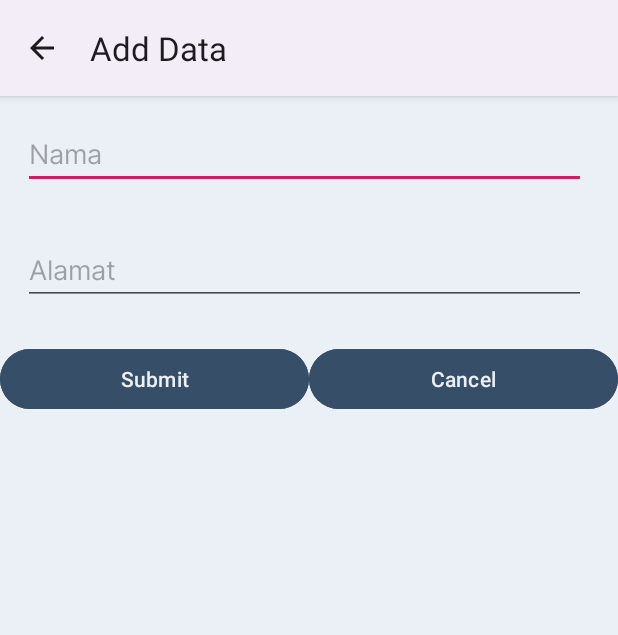
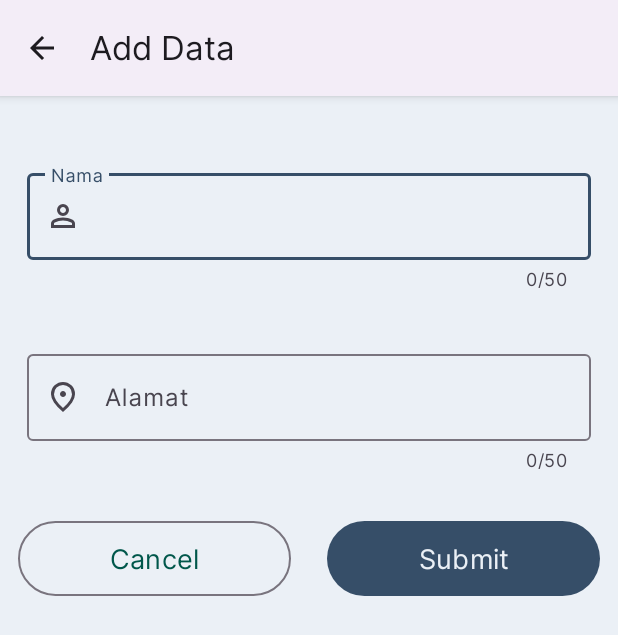
Before and after one commit to fierzahaikkal/pbo_java_android, an Android app: the AddEditActivity screen opened directly, with no data from a screen before it, on a phone screen of 412 x 824 dp. Shown: the top 635 px of the screen. Run offline under Robolectric (Android 15) with nearby library versions, the phone set to English and light mode, and no system bars; 3 statements that could not run were skipped.

Commit message:
feature: membuat act add dan menambahkan style

```diff
--- /dev/null
+++ b/app/src/main/res/drawable/location_on_24px.xml
@@ -0,0 +1,10 @@
+<vector xmlns:android="http://schemas.android.com/apk/res/android"
+    android:width="24dp"
+    android:height="24dp"
+    android:viewportWidth="960"
+    android:viewportHeight="960"
+    android:tint="?attr/colorControlNormal">
+  <path
+      android:fillColor="@android:color/white"
+      android:pathData="M480,480Q513,480 536.5,456.5Q560,433 560,400Q560,367 536.5,343.5Q513,320 480,320Q447,320 423.5,343.5Q400,367 400,400Q400,433 423.5,456.5Q447,480 480,480ZM480,774Q602,662 661,570.5Q720,479 720,408Q720,299 650.5,229.5Q581,160 480,160Q379,160 309.5,229.5Q240,299 240,408Q240,479 299,570.5Q358,662 480,774ZM480,880Q319,743 239.5,625.5Q160,508 160,408Q160,258 256.5,169Q353,80 480,80Q607,80 703.5,169Q800,258 800,408Q800,508 720.5,625.5Q641,743 480,880ZM480,408Q480,408 480,408Q480,408 480,408Q480,408 480,408Q480,408 480,408Q480,408 480,408Q480,408 480,408Q480,408 480,408Q480,408 480,408Z"/>
+</vector>
--- /dev/null
+++ b/app/src/main/res/drawable/person_24px.xml
@@ -0,0 +1,10 @@
+<vector xmlns:android="http://schemas.android.com/apk/res/android"
+    android:width="24dp"
+    android:height="24dp"
+    android:viewportWidth="960"
+    android:viewportHeight="960"
+    android:tint="?attr/colorControlNormal">
+  <path
+      android:fillColor="@android:color/white"
+      android:pathData="M480,480Q414,480 367,433Q320,386 320,320Q320,254 367,207Q414,160 480,160Q546,160 593,207Q640,254 640,320Q640,386 593,433Q546,480 480,480ZM160,800L160,688Q160,654 177.5,625.5Q195,597 224,582Q286,551 350,535.5Q414,520 480,520Q546,520 610,535.5Q674,551 736,582Q765,597 782.5,625.5Q800,654 800,688L800,800L160,800ZM240,720L720,720L720,688Q720,677 714.5,668Q709,659 700,654Q646,627 591,613.5Q536,600 480,600Q424,600 369,613.5Q314,627 260,654Q251,659 245.5,668Q240,677 240,688L240,720ZM480,400Q513,400 536.5,376.5Q560,353 560,320Q560,287 536.5,263.5Q513,240 480,240Q447,240 423.5,263.5Q400,287 400,320Q400,353 423.5,376.5Q447,400 480,400ZM480,320Q480,320 480,320Q480,320 480,320Q480,320 480,320Q480,320 480,320Q480,320 480,320Q480,320 480,320Q480,320 480,320Q480,320 480,320ZM480,720L480,720Q480,720 480,720Q480,720 480,720Q480,720 480,720Q480,720 480,720Q480,720 480,720Q480,720 480,720Q480,720 480,720Q480,720 480,720L480,720L480,720Z"/>
+</vector>
--- /dev/null
+++ b/app/src/main/res/drawable/person_48px.xml
@@ -0,0 +1,10 @@
+<vector xmlns:android="http://schemas.android.com/apk/res/android"
+    android:width="48dp"
+    android:height="48dp"
+    android:viewportWidth="960"
+    android:viewportHeight="960"
+    android:tint="?attr/colorControlNormal">
+  <path
+      android:fillColor="@android:color/white"
+      android:pathData="M480,479Q414,479 372,437Q330,395 330,329Q330,263 372,221Q414,179 480,179Q546,179 588,221Q630,263 630,329Q630,395 588,437Q546,479 480,479ZM160,800L160,706Q160,668 179,641Q198,614 228,600Q295,570 356.5,555Q418,540 480,540Q542,540 603,555.5Q664,571 730.92,600.19Q762.22,614.32 781.11,641.16Q800,668 800,706L800,800L160,800ZM220,740L740,740L740,706Q740,690 730.5,675.5Q721,661 707,654Q643,623 590,611.5Q537,600 480,600Q423,600 369,611.5Q315,623 252,654Q238,661 229,675.5Q220,690 220,706L220,740ZM480,419Q519,419 544.5,393.5Q570,368 570,329Q570,290 544.5,264.5Q519,239 480,239Q441,239 415.5,264.5Q390,290 390,329Q390,368 415.5,393.5Q441,419 480,419ZM480,329Q480,329 480,329Q480,329 480,329Q480,329 480,329Q480,329 480,329Q480,329 480,329Q480,329 480,329Q480,329 480,329Q480,329 480,329ZM480,740L480,740Q480,740 480,740Q480,740 480,740Q480,740 480,740Q480,740 480,740Q480,740 480,740Q480,740 480,740Q480,740 480,740Q480,740 480,740L480,740L480,740Z"/>
+</vector>
--- a/app/src/main/res/layout/activity_add_edit.xml
+++ b/app/src/main/res/layout/activity_add_edit.xml
@@ -1,61 +1,80 @@
 <?xml version="1.0" encoding="utf-8"?>
-<LinearLayout
-    xmlns:android="http://schemas.android.com/apk/res/android"
+<LinearLayout xmlns:android="http://schemas.android.com/apk/res/android"
     xmlns:app="http://schemas.android.com/apk/res-auto"
     xmlns:tools="http://schemas.android.com/tools"
     android:layout_width="match_parent"
     android:layout_height="match_parent"
+    android:background="@color/putihPalette"
     android:orientation="vertical"
-    android:background="@color/putihPalette"
+    android:gravity="center_horizontal"
+    android:paddingTop="28dp"
     tools:context=".AddEditActivity">
 
-    <EditText
-        android:id="@+id/txt_id"
+    <com.google.android.material.textfield.TextInputLayout
+        android:id="@+id/txt_name"
+        style="@style/Widget.Material3.TextInputLayout.OutlinedBox"
         android:layout_width="match_parent"
         android:layout_height="wrap_content"
-        android:inputType="number"
-        android:visibility="gone"/>
+        android:layout_margin="18dp"
+        app:counterEnabled="true"
+        app:counterMaxLength="50"
+        app:endIconCheckable="true"
+        app:endIconMode="clear_text"
+        app:startIconDrawable="@drawable/person_24px">
 
-        <EditText
-            android:layout_width="375dp"
-            android:layout_margin="15dp"
+    <com.google.android.material.textfield.TextInputEditText
+            android:layout_width="match_parent"
             android:layout_height="wrap_content"
-            android:fontFamily="@font/inter"
-            android:id="@+id/txt_name"
-            android:hint="Nama"/>
+            android:hint="Nama" />
+    </com.google.android.material.textfield.TextInputLayout>
 
-        <EditText
-            android:layout_width="375dp"
-            android:layout_margin="15dp"
+    <com.google.android.material.textfield.TextInputLayout
+        android:id="@+id/txt_address"
+        android:layout_width="match_parent"
+        android:layout_height="wrap_content"
+        android:layout_margin="18dp"
+        style="@style/Widget.Material3.TextInputLayout.OutlinedBox"
+        app:counterEnabled="true"
+        app:counterMaxLength="50"
+        app:endIconCheckable="true"
+        app:endIconMode="clear_text"
+        app:startIconDrawable="@drawable/location_on_24px">
+
+        <com.google.android.material.textfield.TextInputEditText
+            android:layout_width="match_parent"
             android:layout_height="wrap_content"
-            android:fontFamily="@font/inter"
-            android:id="@+id/txt_address"
-            android:hint="Alamat"/>
+            android:hint="Alamat" />
+    </com.google.android.material.textfield.TextInputLayout>
 
     <LinearLayout
-        android:orientation="horizontal"
+        android:layout_width="match_parent"
+        android:layout_height="wrap_content"
         android:layout_marginTop="10dp"
-        android:layout_width="match_parent"
-        android:layout_height="wrap_content">
+        android:orientation="horizontal">
 
         <Button
+            style="@style/Widget.Material3.Button.OutlinedButton"
             android:id="@+id/btn_submit"
-            android:layout_weight="0.5"
             android:layout_width="match_parent"
             android:layout_height="wrap_content"
-            android:backgroundTint="@color/biruMudaPalette"
-            android:textColor="@color/putihPalette"
-            android:text="Submit"/>
+            android:layout_marginHorizontal="12dp"
+            android:textSize="18sp"
+            android:padding="12dp"
+            android:layout_weight="0.5"
+            android:text="Cancel"
+            android:textColor="@color/colorPrimaryDark" />
 
         <Button
+            style="@style/Widget.Material3.Button"
             android:id="@+id/btn_cancel"
-            android:layout_weight="0.5"
             android:layout_width="match_parent"
             android:layout_height="wrap_content"
-            android:backgroundTint="@color/biruMudaPalette"
-            android:textColor="@color/putihPalette"
-
-            android:text="Cancel"/>
+            android:layout_weight="0.5"
+            android:layout_marginHorizontal="12dp"
+            android:textSize="18sp"
+            android:padding="12dp"
+            android:text="Submit"
+            android:textColor="@color/putihPalette" />
 
     </LinearLayout>
 
--- a/app/src/main/res/values/styles.xml
+++ b/app/src/main/res/values/styles.xml
@@ -3,9 +3,10 @@
     <!-- Base application theme. -->
     <style name="AppTheme" parent="Theme.Material3.Light">
         <!-- Customize your theme here. -->
-        <item name="colorPrimary">@color/colorPrimary</item>
-        <item name="colorPrimaryDark">@color/colorPrimaryDark</item>
-        <item name="colorAccent">@color/colorAccent</item>
+        <item name="colorPrimary">@color/biruMudaPalette</item>
+        <item name="colorPrimaryDark">@color/biruGelapPalette</item>
+        <item name="colorAccent">@color/biruTerangPalette</item>
+        <item name="android:fontFamily">@font/inter</item>
     </style>
 
     <style name="AppTheme.NoActionBar"  parent="Theme.Material3.Light.NoActionBar">
@@ -17,4 +18,8 @@
 
     <style name="AppTheme.PopupOverlay" parent="ThemeOverlay.AppCompat.Light" />
 
+    <style name="AppTheme.MaterialComponents" parent="Theme.MaterialComponents.Light"/>
+    <style name="AppTheme.AppCompat" parent="Theme.AppCompat.DayNight.DarkActionBar"/>
+
+
 </resources>
```
